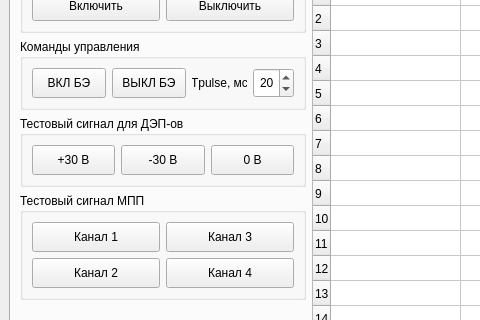
a-styuf/kpa_be_ske_lr, file main_win.ui: the form before one commit; both pictures show x 0 to 480 and y 82 to 402 of the 1218 by 652 pixel window.
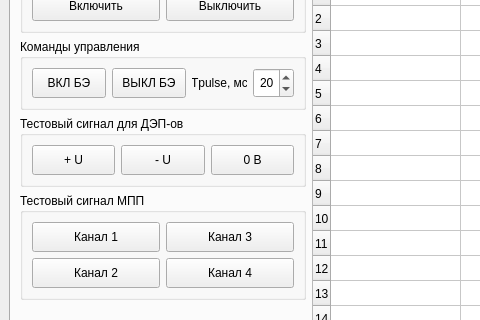
The form after the commit.

The edit to the form file:
```diff
--- a/main_win.ui
+++ b/main_win.ui
@@ -249,7 +249,7 @@
                 </size>
                </property>
                <property name="text">
-                <string>+30 В</string>
+                <string>+ U</string>
                </property>
               </widget>
              </item>
@@ -268,7 +268,7 @@
                 </size>
                </property>
                <property name="text">
-                <string>-30 В</string>
+                <string>- U</string>
                </property>
               </widget>
              </item>
```
